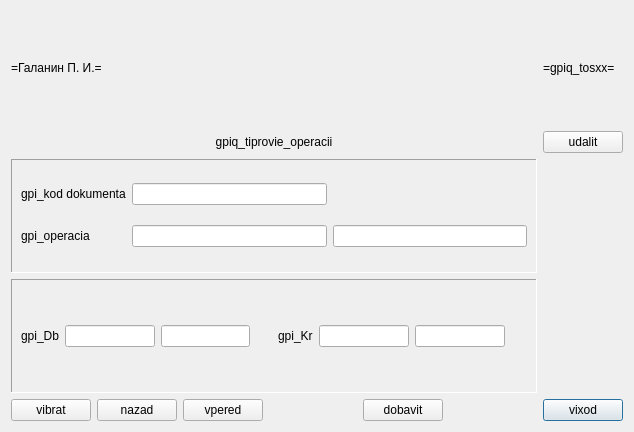
Above: gpiq_/gpiq_/gpiq_tosxx.ui from BrSTU-PO4-190333/5sem_NPO_old before the change. Below: the same form after it.
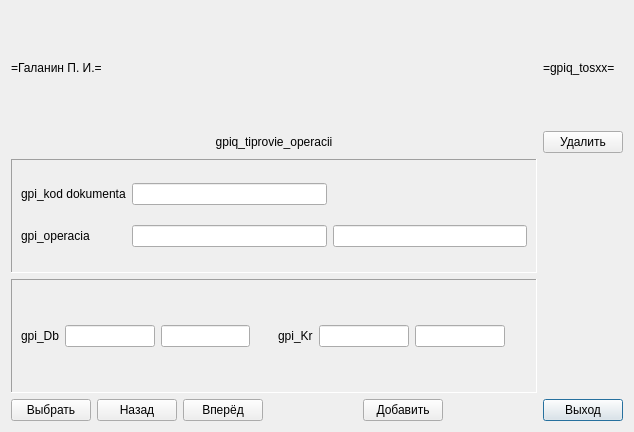
That is the form after the change.

```diff
--- a/gpiq_/gpiq_/gpiq_tosxx.ui
+++ b/gpiq_/gpiq_/gpiq_tosxx.ui
@@ -20,7 +20,7 @@
    <item row="6" column="4">
     <widget class="QPushButton" name="gpiq_tosxx_exit_c">
      <property name="text">
-      <string>vixod</string>
+      <string>Выход</string>
      </property>
     </widget>
    </item>
@@ -76,21 +76,21 @@
      <item>
       <widget class="QPushButton" name="gpiq_tosxx_grid_c">
        <property name="text">
-        <string>vibrat</string>
+        <string>Выбрать</string>
        </property>
       </widget>
      </item>
      <item>
       <widget class="QPushButton" name="gpiq_tosxx_back_c">
        <property name="text">
-        <string>nazad</string>
+        <string>Назад</string>
        </property>
       </widget>
      </item>
      <item>
       <widget class="QPushButton" name="gpiq_tosxx_next_c">
        <property name="text">
-        <string>vpered</string>
+        <string>Вперёд</string>
        </property>
       </widget>
      </item>
@@ -110,7 +110,7 @@
      <item>
       <widget class="QPushButton" name="gpiq_tosxx_add_c">
        <property name="text">
-        <string>dobavit</string>
+        <string>Добавить</string>
        </property>
       </widget>
      </item>
@@ -260,7 +260,7 @@
    <item row="2" column="4">
     <widget class="QPushButton" name="gpiq_tosxx_del_c">
      <property name="text">
-      <string>udalit</string>
+      <string>Удалить</string>
      </property>
     </widget>
    </item>
```
